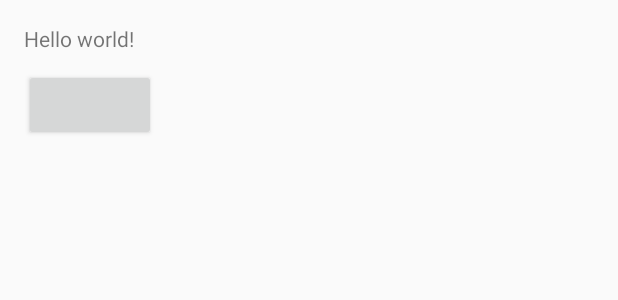
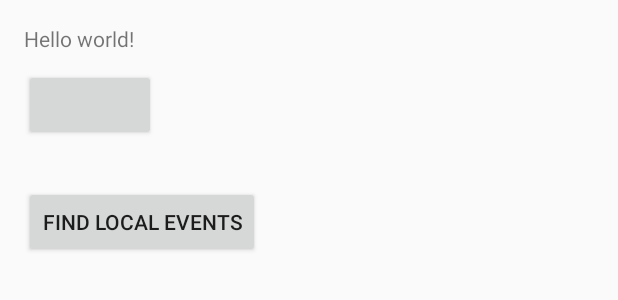
Before and after one commit to atkwok/CalHacks2.0, an Android app: the layout activity_main.xml on its own in the app's theme, with its tools: preview values and no code run, on a phone screen of 412 x 824 dp. Shown: the top 300 px of the screen. Run offline under Robolectric (Android 15) with nearby library versions, the phone set to English and light mode, and no system bars; plain views replace LoginButton.

Commit message:
all added

```diff
--- a/Fudfud/app/src/main/res/layout/activity_main.xml
+++ b/Fudfud/app/src/main/res/layout/activity_main.xml
@@ -14,4 +14,12 @@
         android:layout_gravity="center_horizontal"
         android:layout_marginTop="30dp"
         android:layout_marginBottom="30dp" />
+    <Button android:layout_width="wrap_content"
+        android:layout_height="wrap_content"
+        android:text="@string/button_send"
+        android:onClick="sendMessage"
+        android:layout_below="@+id/login_button"
+        android:layout_alignParentLeft="true"
+        android:layout_alignParentStart="true" />
+
 </RelativeLayout>
--- a/Fudfud/app/src/main/res/values/strings.xml
+++ b/Fudfud/app/src/main/res/values/strings.xml
@@ -3,4 +3,6 @@
     <string name="facebook_app_id">1634560356811256</string>
     <string name="hello_world">Hello world!</string>
     <string name="action_settings">Settings</string>
+    <string name="button_send">find local events</string>
+    <string name="title_activity_main2">Main2Activity</string>
 </resources>
```
Also changed, not shown: Fudfud/app/src/main/AndroidManifest.xml (+16 -7 lines), Fudfud/app/src/main/java/com/ericlinxie/androiddev/fudfud/Main2Activity.java (added, +37 -0 lines), Fudfud/app/src/main/java/com/ericlinxie/androiddev/fudfud/MainActivity.java (+12 -0 lines), Fudfud/app/src/main/res/layout/activity_main2.xml (added, +12 -0 lines), Fudfud/app/src/main/res/menu/menu_main2.xml (added, +7 -0 lines).
